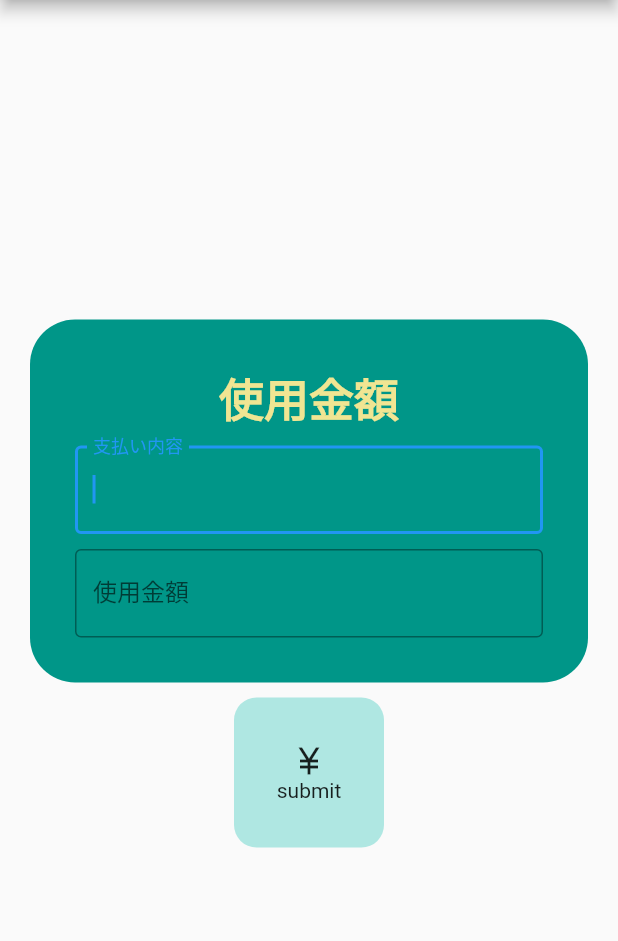
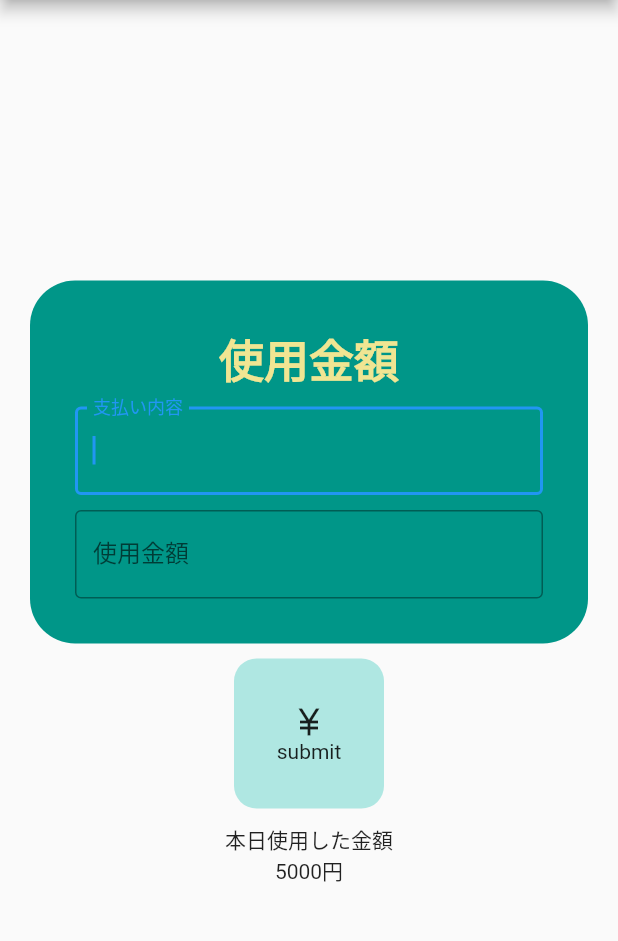
Before and after one commit to flutter-dev-kes/daypay, a Flutter app: the InputPay screen opened directly, after a tap on "submit", on a phone screen of 412 x 824 dp, the part 84-1025 px from its top. Run offline on Flutter 3.47's test engine with Material 2 defaults, Android fonts, the phone set to English and light mode, and no system bars; our stand-ins replace cloud_firestore, firebase_auth, firebase_core, firebase_storage, flutter_hooks, flutter_svg and 4 more; accounts and stored records are empty.

Commit message:
[ADD]payカラムにuserId(uid)追加

```diff
--- a/lib/input_pay.dart
+++ b/lib/input_pay.dart
@@ -12,6 +12,7 @@ import 'package:state_notifier/state_notifier.dart';
 // TextFieldで入力された値を格納するProvider変数
 StateProvider<String> _payContentProvider = StateProvider((ref) => "");
 StateProvider<String> _payAmountProvider = StateProvider((ref) => "0");
+final _uidProvider = StateProvider<String>((ref) => "uidValue");
 
 class InputPay extends HookConsumerWidget {
   const InputPay({Key? key}) : super(key: key);
@@ -21,24 +22,25 @@ class InputPay extends HookConsumerWidget {
     // TextFieldで入力された値が格納されるContoller
     final TextEditingController _payContentController = TextEditingController();
     final TextEditingController _payAmountController = TextEditingController();
+    // final uidState = useProvider(_uidProvider).state;
 
-    void setValue() {
-      print('pass');
-      ref.read(_payContentProvider.state).state = _payContentController.text;
-      ref.read(_payAmountProvider.state).state = _payAmountController.text;
-      print(ref.read(_payContentProvider.state).state);
-      print(ref.read(_payAmountProvider.state).state);
-      // validation処理
-      // DB保存処理
-      // 別ページ遷移処理
-      Navigator.of(context).push(
-        MaterialPageRoute(
-          builder: (context) {
-            return CheckMonthlyUsing();
-          },
-        ),
-      );
-    }
+    // void setValue() {
+    //   print('pass');
+    //   ref.read(_payContentProvider.state).state = _payContentController.text;
+    //   ref.read(_payAmountProvider.state).state = _payAmountController.text;
+    //   print(ref.read(_payContentProvider.state).state);
+    //   print(ref.read(_payAmountProvider.state).state);
+    //   // validation処理
+    //   // DB保存処理
+    //   // 別ページ遷移処理
+    //   Navigator.of(context).push(
+    //     MaterialPageRoute(
+    //       builder: (context) {
+    //         return CheckMonthlyUsing();
+    //       },
+    //     ),
+    //   );
+    // }
 
     void setPay() async {
       // ボタン押下不可に変更
@@ -47,6 +49,7 @@ class InputPay extends HookConsumerWidget {
       String res = await FirestoreDatabaseMethods().setPay(
         content: _payContentController.text,
         amount: _payAmountController.text,
+        uid: ref.watch(_uidProvider),
       );
 
       print('res');
@@ -143,6 +146,15 @@ class InputPay extends HookConsumerWidget {
                 ),
               ),
             ),
+            const SizedBox(
+              height: 10,
+            ),
+            Column(
+              children: [
+                Text('本日使用した金額'),
+                Text('5000円'),
+              ],
+            ),
           ],
         ),
       ),
--- a/lib/resources/firestore_database_methods.dart
+++ b/lib/resources/firestore_database_methods.dart
@@ -12,12 +12,14 @@ class FirestoreDatabaseMethods {
   Future<String> setPay({
     required String content,
     required String amount,
+    required String uid,
   }) async {
     String res = 'Some error occured';
     try {
       await _firestore.collection('pay').doc().set({
         'content': content,
         'amount': amount,
+        'uid': uid,
       });
       res = 'Success!';
     } catch (err) {
```
